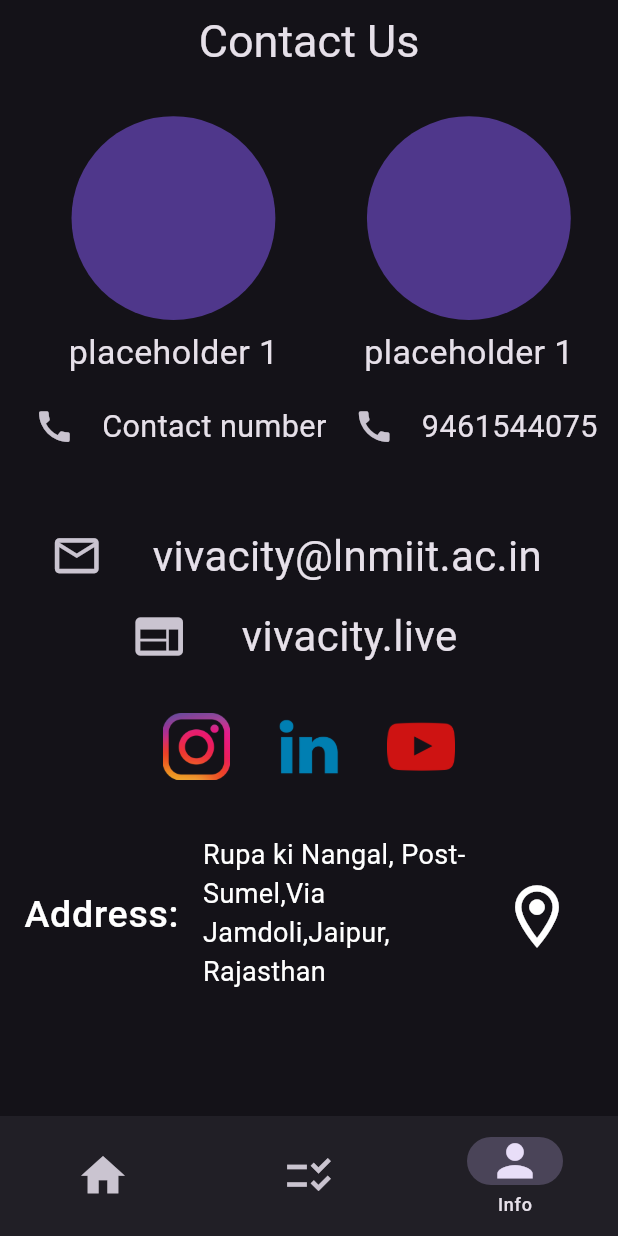
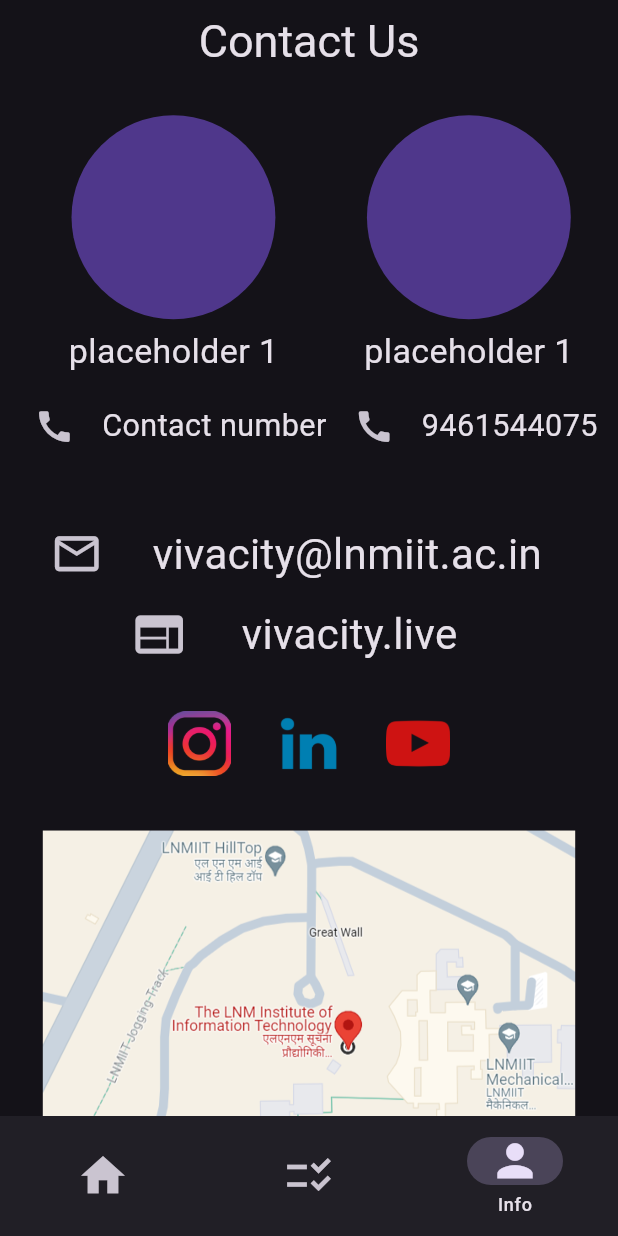
Before and after one commit to sarthakkotia/viva_app, a Flutter app: the screen it shows after launch, item 3 of the bottom bar chosen, on a phone screen of 412 x 824 dp. Run offline on Flutter 3.47's test engine with Material 3 defaults, Android fonts, the phone set to English and light mode, and no system bars; our stand-ins replace expansion_tile_card; missing offline and left inert: flutter_collapsing_toolbar.

Commit message:
Added Maps Snippet

```diff
--- a/lib/Screens/info_screen.dart
+++ b/lib/Screens/info_screen.dart
@@ -12,7 +12,6 @@ class InfoScreen extends StatelessWidget {
     double heightscreen = MediaQuery.of(context).size.height;
     final bottomPadding = MediaQuery.of(context).padding.bottom;
     final topPadding = MediaQuery.of(context).padding.top;
-    AppBar ab = AppBar();
     double heightfinal = heightscreen - bottomPadding - topPadding;
     return SingleChildScrollView(
       child: SizedBox(
@@ -103,7 +102,7 @@ class InfoScreen extends StatelessWidget {
                       launcher.launchInstaPage();
                     },
                     icon: SizedBox(
-                      height: 45,
+                      height: 43,
                       child: Image.asset(
                         "assets/Logos/instagramlogo.png",
                         fit: BoxFit.contain,
@@ -116,7 +115,7 @@ class InfoScreen extends StatelessWidget {
                       launcher.launchLinkedInPage();
                     },
                     icon: SizedBox(
-                      height: 45,
+                      height: 43,
                       child: Image.asset(
                         "assets/Logos/linkedinlogo.png",
                         fit: BoxFit.contain,
@@ -129,7 +128,7 @@ class InfoScreen extends StatelessWidget {
                       launcher.launchYtPage();
                     },
                     icon: SizedBox(
-                      height: 45,
+                      height: 43,
                       child: Image.asset(
                         "assets/Logos/youtubelogo.png",
                         fit: BoxFit.contain,
@@ -140,31 +139,22 @@ class InfoScreen extends StatelessWidget {
               ),
             ),
             SizedBox(
-              height: heightscreen / 60,
+              height: heightscreen / 50,
             ),
-            //TODO: Add GMAPS Snippet
             Expanded(
               flex: 2,
-              child: ListTile(
-                textColor: Colors.white,
-                enableFeedback: false,
-                leading: const Text(
-                  "Address:",
-                  style: TextStyle(fontSize: 25),
+              child: Padding(
+                padding: const EdgeInsets.symmetric(
+                  vertical: 5,
                 ),
-                subtitle: const Text(
-                  "Rupa ki Nangal, Post-Sumel,Via Jamdoli,Jaipur, Rajasthan",
-                  style: TextStyle(fontSize: 18),
-                ),
-                trailing: IconButton(
-                  padding: const EdgeInsets.all(5),
-                  onPressed: () {
-                    launcher.launchURL();
-                  },
-                  color: Colors.white,
-                  icon: const Icon(
-                    Icons.location_on_outlined,
-                    size: 50,
+                child: InkWell(
+                  onTap: () => launcher.launchURL(),
+                  child: Image.asset(
+                    "assets/Logos/MapsImage.png",
+                    fit: BoxFit.contain,
+                    filterQuality: FilterQuality.high,
+                    alignment: Alignment.center,
+                    isAntiAlias: true,
                   ),
                 ),
               ),
```
Also changed, not shown: assets/Logos/MapsImage.png (added), pubspec.lock.
